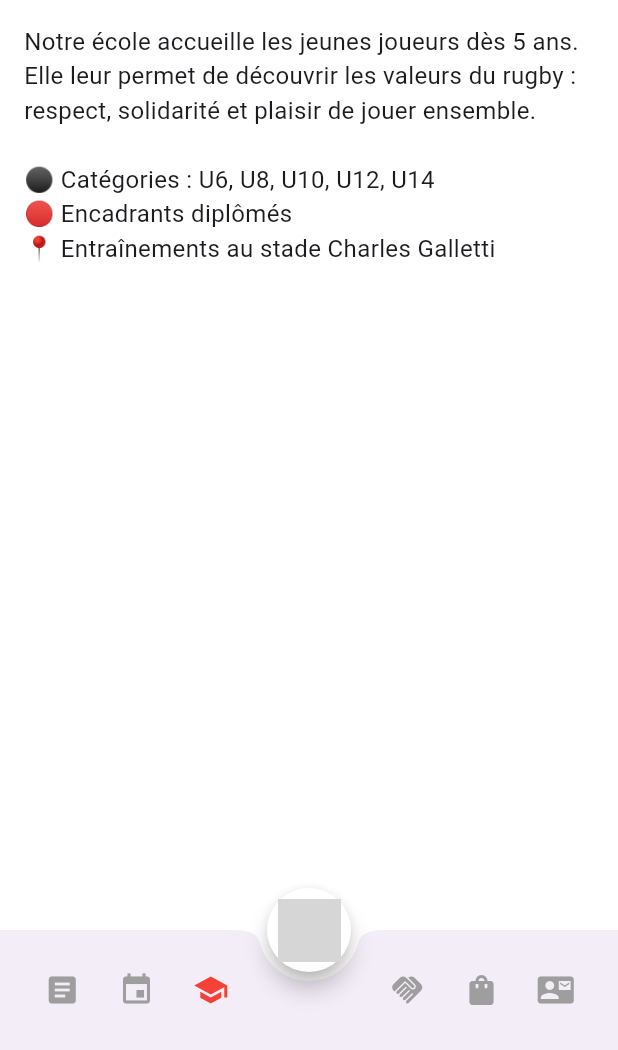
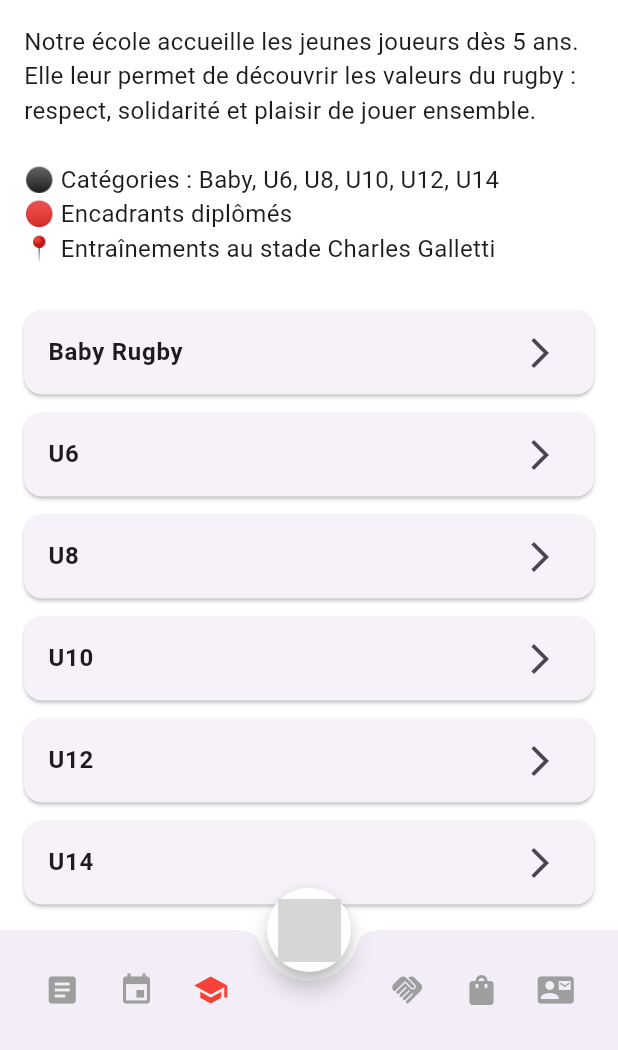
Before and after one commit to Ganou33/rugby_club_app_lucciana, a Flutter app: the SchoolScreen screen opened by its route, on a phone screen of 412 x 824 dp, the part 186-1236 px from its top. Run offline on Flutter 3.47's test engine with Material 3 defaults, Android fonts, the light colour scheme and no system bars; grey boxes are pictures that could not be loaded.

Commit message:
Amélioration onglet école de rugby, ajout des catégories

```diff
--- a/lib/routes.dart
+++ b/lib/routes.dart
@@ -1,21 +1,54 @@
 // lib/routes.dart
 import 'package:flutter/material.dart';
 
-// Import de toutes les pages
+// Import des pages principales
 import 'screens/home_screen.dart';
 import 'screens/news_screen.dart';
 import 'screens/calendar_screen.dart';
-import 'screens/school_screen.dart';
+import 'screens/school/school_screen.dart';
 import 'screens/sponsors_screen.dart';
 import 'screens/boutique_screen.dart';
 import 'screens/contact_screen.dart';
 
+// Import des catégories
+import 'screens/school/baby_screen.dart';
+import 'screens/school/u6_screen.dart';
+import 'screens/school/u8_screen.dart';
+import 'screens/school/u10_screen.dart';
+import 'screens/school/u12_screen.dart';
+import 'screens/school/u14_screen.dart';
+
+// Import des pages événements par catégorie
+import 'screens/school/events/baby_events_screen.dart';
+import 'screens/school/events/u6_events_screen.dart';
+import 'screens/school/events/u8_events_screen.dart';
+import 'screens/school/events/u10_events_screen.dart';
+import 'screens/school/events/u12_events_screen.dart';
+import 'screens/school/events/u14_events_screen.dart';
+
 final Map<String, WidgetBuilder> appRoutes = {
+  // Pages principales
   '/': (context) => const HomeScreen(),
   '/news': (context) => const NewsScreen(),
   '/calendar': (context) => const CalendarScreen(),
   '/school': (context) => const SchoolScreen(),
   '/sponsors': (context) => const SponsorsScreen(),
   '/boutique': (context) => BoutiqueScreen(),
-  '/contact': (context) => const ContactScreen()
+  '/contact': (context) => const ContactScreen(),
+
+  // Catégories
+  '/school/baby': (context) => const BabyScreen(),
+  '/school/u6': (context) => const U6Screen(),
+  '/school/u8': (context) => const U8Screen(),
+  '/school/u10': (context) => const U10Screen(),
+  '/school/u12': (context) => const U12Screen(),
+  '/school/u14': (context) => const U14Screen(),
+
+  // Pages événements
+  '/school/baby/events': (context) => const BabyEventsScreen(),
+  '/school/u6/events': (context) => const U6EventsScreen(),
+  '/school/u8/events': (context) => const U8EventsScreen(),
+  '/school/u10/events': (context) => const U10EventsScreen(),
+  '/school/u12/events': (context) => const U12EventsScreen(),
+  '/school/u14/events': (context) => const U14EventsScreen(),
 };
--- /dev/null
+++ b/lib/screens/school/school_screen.dart
@@ -0,0 +1,62 @@
+import 'package:flutter/material.dart';
+import '../../widgets/club_scaffold.dart';
+import 'baby_screen.dart';
+import 'u6_screen.dart';
+import 'u8_screen.dart';
+import 'u10_screen.dart';
+import 'u12_screen.dart';
+import 'u14_screen.dart';
+
+class SchoolScreen extends StatelessWidget {
+  const SchoolScreen({super.key});
+
+  @override
+  Widget build(BuildContext context) {
+    return ClubScaffold(
+      selectedIndex: 3, // index de l’école dans le menu
+      title: "École de Rugby",
+      body: ListView(
+        padding: const EdgeInsets.all(16),
+        children: [
+          const Text(
+            "Bienvenue à l’école de rugby du RC Lucciana 🏉",
+            style: TextStyle(fontSize: 18, fontWeight: FontWeight.bold),
+          ),
+          const SizedBox(height: 16),
+          const Text(
+            "Notre école accueille les jeunes joueurs dès 5 ans. "
+            "Elle leur permet de découvrir les valeurs du rugby : "
+            "respect, solidarité et plaisir de jouer ensemble.\n\n"
+            "⚫️ Catégories : Baby, U6, U8, U10, U12, U14\n"
+            "🔴 Encadrants diplômés\n"
+            "📍 Entraînements au stade Charles Galletti",
+            style: TextStyle(fontSize: 16),
+          ),
+          const SizedBox(height: 24),
+          _buildCategoryButton(context, "Baby Rugby", const BabyScreen()),
+          _buildCategoryButton(context, "U6", const U6Screen()),
+          _buildCategoryButton(context, "U8", const U8Screen()),
+          _buildCategoryButton(context, "U10", const U10Screen()),
+          _buildCategoryButton(context, "U12", const U12Screen()),
+          _buildCategoryButton(context, "U14", const U14Screen()),
+        ],
+      ),
+    );
+  }
+
+  Widget _buildCategoryButton(BuildContext context, String title, Widget page) {
+    return Card(
+      margin: const EdgeInsets.symmetric(vertical: 6),
+      child: ListTile(
+        title: Text(title, style: const TextStyle(fontWeight: FontWeight.bold)),
+        trailing: const Icon(Icons.arrow_forward_ios),
+        onTap: () {
+          Navigator.push(
+            context,
+            MaterialPageRoute(builder: (_) => page),
+          );
+        },
+      ),
+    );
+  }
+}
--- a/lib/screens/school_screen.dart
+++ /dev/null
@@ -1,33 +0,0 @@
-import 'package:flutter/material.dart';
-import '../widgets/club_scaffold.dart';
-
-class SchoolScreen extends StatelessWidget {
-  const SchoolScreen({super.key});
-
-  @override
-  Widget build(BuildContext context) {
-    return ClubScaffold(
-      selectedIndex: 3, // index de l’école dans le menu
-      title: "École de Rugby",
-      body: ListView(
-        padding: const EdgeInsets.all(16),
-        children: const [
-          Text(
-            "Bienvenue à l’école de rugby du RC Lucciana 🏉",
-            style: TextStyle(fontSize: 18, fontWeight: FontWeight.bold),
-          ),
-          SizedBox(height: 16),
-          Text(
-            "Notre école accueille les jeunes joueurs dès 5 ans. "
-            "Elle leur permet de découvrir les valeurs du rugby : "
-            "respect, solidarité et plaisir de jouer ensemble.\n\n"
-            "⚫️ Catégories : U6, U8, U10, U12, U14\n"
-            "🔴 Encadrants diplômés\n"
-            "📍 Entraînements au stade Charles Galletti",
-            style: TextStyle(fontSize: 16),
-          ),
-        ],
-      ),
-    );
-  }
-}
```
Also changed, not shown: lib/screens/school/baby_screen.dart (added, +45 -0 lines), lib/screens/school/events/baby_events_screen.dart (added, +25 -0 lines), lib/screens/school/events/u10_events_screen.dart (added, +31 -0 lines), lib/screens/school/events/u12_events_screen.dart (added, +25 -0 lines), lib/screens/school/events/u14_events_screen.dart (added, +25 -0 lines), lib/screens/school/events/u6_events_screen.dart (added, +25 -0 lines), lib/screens/school/events/u8_events_screen.dart (added, +25 -0 lines), lib/screens/school/u10_screen.dart (added, +45 -0 lines), lib/screens/school/u12_screen.dart (added, +45 -0 lines), lib/screens/school/u14_screen.dart (added, +45 -0 lines), lib/screens/school/u6_screen.dart (added, +45 -0 lines), lib/screens/school/u8_screen.dart (added, +45 -0 lines), 1 other file.
